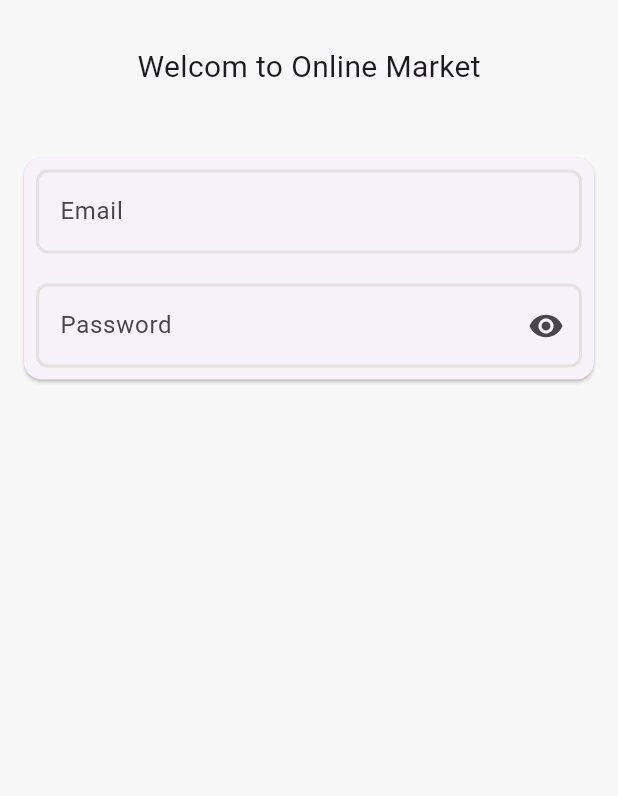
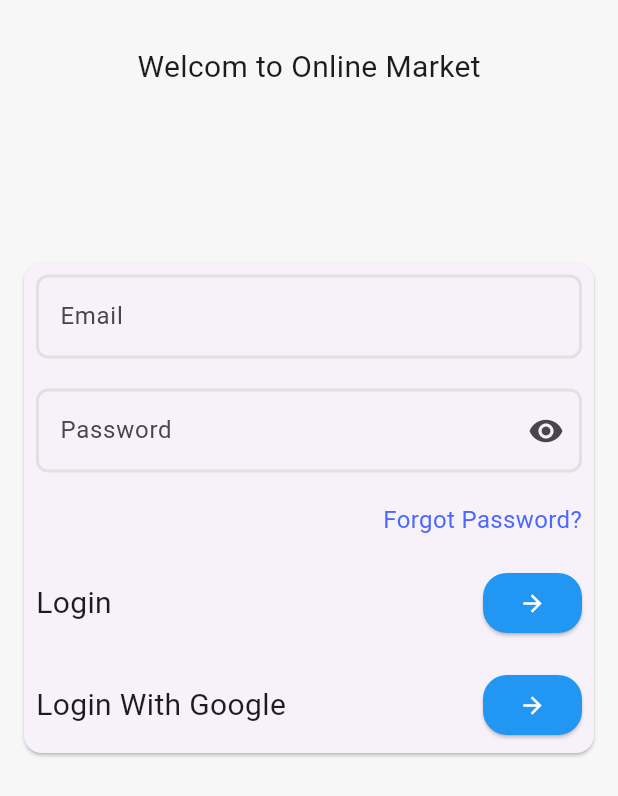
Before and after one commit to AmrElzohairy/online_market, a Flutter app: the screen it shows after launch, on a phone screen of 412 x 824 dp. Shown: the top 796 px of the screen. Run offline on Flutter 3.47's test engine with Material 3 defaults, Android fonts, the phone set to English and light mode, and no system bars.

Commit message:
add CustomTextWithArrowButton

```diff
--- a/lib/views/auth/ui/login_view.dart
+++ b/lib/views/auth/ui/login_view.dart
@@ -1,36 +1,58 @@
 import 'package:flutter/material.dart';
+import 'package:online_market/views/auth/ui/widgets/custom_text_button.dart';
 import 'package:online_market/views/auth/ui/widgets/custom_text_form_field.dart';
+import 'package:online_market/views/auth/ui/widgets/custom_text_with_arrow_button.dart';
 
 class LoginView extends StatelessWidget {
   const LoginView({super.key});
 
   @override
   Widget build(BuildContext context) {
-    return const Scaffold(
+    return Scaffold(
       body: SafeArea(
         child: Column(
           children: [
-            SizedBox(height: 30),
-            Align(
+            const SizedBox(height: 30),
+            const Align(
               alignment: Alignment.center,
               child: Text(
                 "Welcom to Online Market",
                 style: TextStyle(fontSize: 20),
               ),
             ),
-            SizedBox(height: 30),
+            const SizedBox(height: 100),
             Card(
-              margin: EdgeInsets.all(16),
+              margin: const EdgeInsets.all(16),
               child: Padding(
-                padding: EdgeInsets.all(8.0),
+                padding: const EdgeInsets.all(8.0),
                 child: Column(
                   children: [
-                    CustomTextFormField(labelText: "Email", isSecured: false),
-                    SizedBox(height: 20),
-                    CustomTextFormField(
+                    const CustomTextFormField(
+                      labelText: "Email",
+                      isSecured: false,
+                    ),
+                    const SizedBox(height: 20),
+                    const CustomTextFormField(
                       labelText: "Password",
                       isSecured: true,
                       suffIcon: Icon(Icons.visibility),
+                    ),
+                    const SizedBox(height: 20),
+                    Row(
+                      mainAxisAlignment: MainAxisAlignment.end,
+                      children: [
+                        CustomTextButton(
+                          text: "Forgot Password?",
+                          onTap: () {},
+                        ),
+                      ],
+                    ),
+                    const SizedBox(height: 20),
+                    CustomTextWithArrowButton(text: "Login", onTap: () {}),
+                    const SizedBox(height: 20),
+                    CustomTextWithArrowButton(
+                      text: "Login With Google",
+                      onTap: () {},
                     ),
                   ],
                 ),
--- /dev/null
+++ b/lib/views/auth/ui/widgets/custom_text_button.dart
@@ -0,0 +1,19 @@
+import 'package:flutter/material.dart';
+
+import '../../../../core/app_colors.dart';
+
+class CustomTextButton extends StatelessWidget {
+  const CustomTextButton({super.key, required this.text, this.onTap});
+  final String text;
+  final Function()? onTap;
+  @override
+  Widget build(BuildContext context) {
+    return InkWell(
+      onTap: onTap,
+      child: Text(
+        text,
+        style: const TextStyle(color: AppColors.kPrimaryColor, fontSize: 16),
+      ),
+    );
+  }
+}
--- /dev/null
+++ b/lib/views/auth/ui/widgets/custom_text_with_arrow_button.dart
@@ -0,0 +1,26 @@
+import 'package:flutter/material.dart';
+
+class CustomTextWithArrowButton extends StatelessWidget {
+  const CustomTextWithArrowButton({super.key, required this.text, this.onTap});
+  final String text;
+  final Function()? onTap;
+  @override
+  Widget build(BuildContext context) {
+    return Row(
+      children: [
+        Text(text, style: const TextStyle(fontSize: 20)),
+        const Spacer(),
+        ElevatedButton(
+          onPressed: onTap,
+          style: ElevatedButton.styleFrom(
+            backgroundColor: Colors.blue,
+            shape: RoundedRectangleBorder(
+              borderRadius: BorderRadius.circular(16.0),
+            ),
+          ),
+          child: const Icon(Icons.arrow_forward, color: Colors.white),
+        ),
+      ],
+    );
+  }
+}
```
